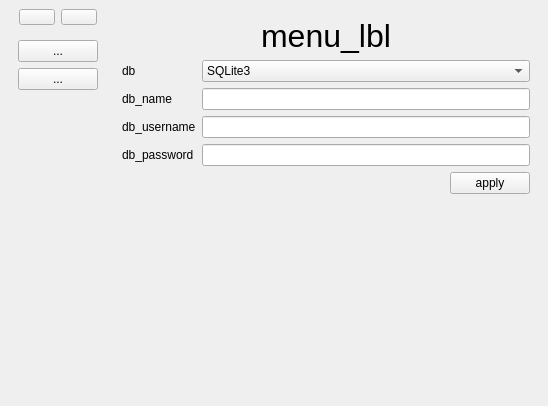
First picture: the form in docs_maker_gui/ui/docs-maker-main-window.ui, repository codicuz/docs-maker, before the edit.
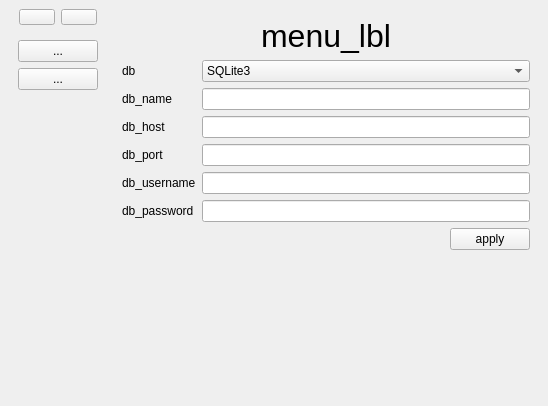
Second picture: the form after the edit. Icons and pictures are not drawn.

Diff of the .ui file:
```diff
--- a/docs_maker_gui/ui/docs-maker-main-window.ui
+++ b/docs_maker_gui/ui/docs-maker-main-window.ui
@@ -274,21 +274,41 @@
             <item row="2" column="0">
              <widget class="QLabel" name="menuDbUsername_lbl">
               <property name="text">
-               <string>db_username</string>
+               <string>db_host</string>
               </property>
              </widget>
             </item>
             <item row="2" column="1">
-             <widget class="QLineEdit" name="menuDbUsername_le"/>
+             <widget class="QLineEdit" name="menuDbHost_le"/>
             </item>
             <item row="3" column="0">
              <widget class="QLabel" name="menuDbPassword_lbl">
               <property name="text">
-               <string>db_password</string>
+               <string>db_port</string>
               </property>
              </widget>
             </item>
             <item row="3" column="1">
+             <widget class="QLineEdit" name="menuDbPort_le"/>
+            </item>
+            <item row="4" column="0">
+             <widget class="QLabel" name="db_username">
+              <property name="text">
+               <string>db_username</string>
+              </property>
+             </widget>
+            </item>
+            <item row="4" column="1">
+             <widget class="QLineEdit" name="menuDbUsername_le"/>
+            </item>
+            <item row="5" column="0">
+             <widget class="QLabel" name="db_password">
+              <property name="text">
+               <string>db_password</string>
+              </property>
+             </widget>
+            </item>
+            <item row="5" column="1">
              <widget class="QLineEdit" name="menuDbPassword_le">
               <property name="echoMode">
                <enum>QLineEdit::EchoMode::Password</enum>
```
Left out of the diff: 14 changed lines with no effect on the pictures.
